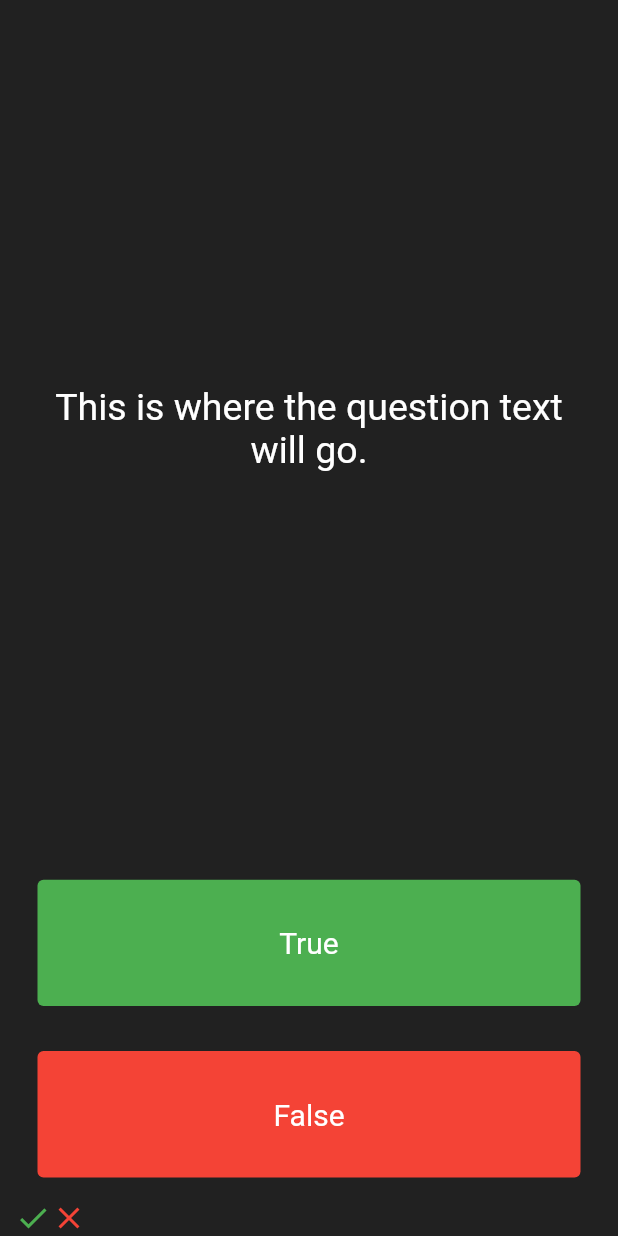
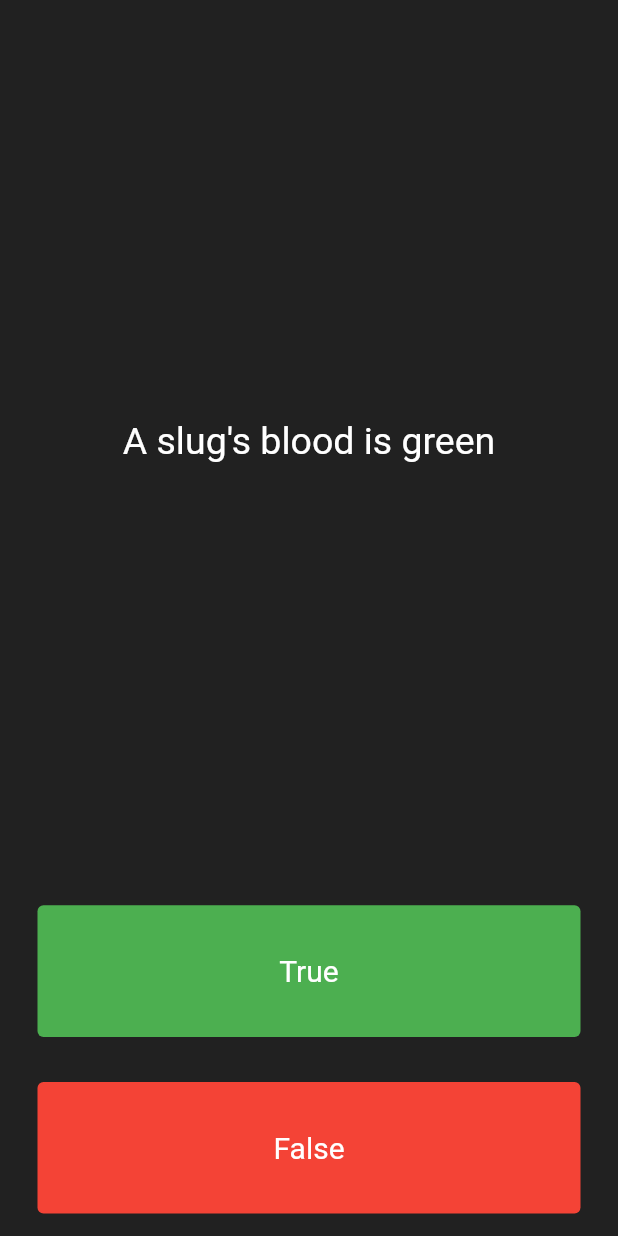
Before and after one commit to RajSuriyan/quiz_app, a Flutter app: the screen it shows after launch, after a tap on "True", after a tap on "False", on a phone screen of 412 x 824 dp. Run offline on Flutter 3.47's test engine with Material 2 defaults, Android fonts, the phone set to English and light mode, and no system bars.

Commit message:
Add List Of Questions

```diff
--- a/lib/main.dart
+++ b/lib/main.dart
@@ -1,4 +1,5 @@
 import 'package:flutter/material.dart';
+
 
 void main() => runApp(Quizzler());
 
@@ -26,16 +27,23 @@
   _QuizPageState createState() => _QuizPageState();
 }
 
-List<Widget> score_keeper=[];
+
 
 class _QuizPageState extends State<QuizPage> {
 
 
 
+   int i=0;
+  List<Widget> score_keeper=[];
+  List<String> questions=['You can lead a cow down stairs but not up stairs.',
+    'Approximately one quarter of human bones are in the feet.',
+  'A slug\'s blood is green'];
+
 
 
   @override
   Widget build(BuildContext context) {
+
     return Column(
       mainAxisAlignment: MainAxisAlignment.spaceBetween,
       crossAxisAlignment: CrossAxisAlignment.stretch,
@@ -46,7 +54,7 @@
             padding: EdgeInsets.all(10.0),
             child: Center(
               child: Text(
-                'This is where the question text will go.',
+                questions[i],
                 textAlign: TextAlign.center,
                 style: TextStyle(
                   fontSize: 25.0,
@@ -75,15 +83,21 @@
                 ),
               ),
               onPressed: () {
+                setState(() {
+                  i++;
+                  if(i>=3){
+                    i=0;
+                  }
+                });
                 //The user picked true.
-                setState(() {
-                  score_keeper.add(
-                    Icon(
-                      Icons.check,
-                      color: Colors.green,
-                    )
-                  );
-                });
+                // setState(() {
+                //   score_keeper.add(
+                //     Icon(
+                //       Icons.check,
+                //       color: Colors.green,
+                //     )
+                //   );
+                // });
               },
             ),
           ),
@@ -106,15 +120,21 @@
                 ),
               ),
               onPressed: () {
+                setState(() {
+                  i++;
+                  if(i>=3){
+                    i=0;
+                  }
+                });
                 //The user picked false.
-                setState(() {
-                  score_keeper.add(
-                    Icon(
-                      Icons.close,
-                      color: Colors.red,
-                    )
-                  );
-                });
+                // setState(() {
+                //   score_keeper.add(
+                //     Icon(
+                //       Icons.close,
+                //       color: Colors.red,
+                //     )
+                //   );
+                // });
               },
             ),
           ),
@@ -127,3 +147,9 @@
     );
   }
 }
+
+/*
+question1: 'You can lead a cow down stairs but not up stairs.', false,
+question2: 'Approximately one quarter of human bones are in the feet.', true,
+question3: 'A slug\'s blood is green.', true,
+*/
--- a/pubspec.yaml
+++ b/pubspec.yaml
@@ -35,6 +35,8 @@
   # The following adds the Cupertino Icons font to your application.
   # Use with the CupertinoIcons class for iOS style icons.
   cupertino_icons: ^1.0.2
+  http: ^1.1.0
+  dio: ^5.3.3
 
 dev_dependencies:
   flutter_test:
```
Also changed, not shown: pubspec.lock, 1 other file.
